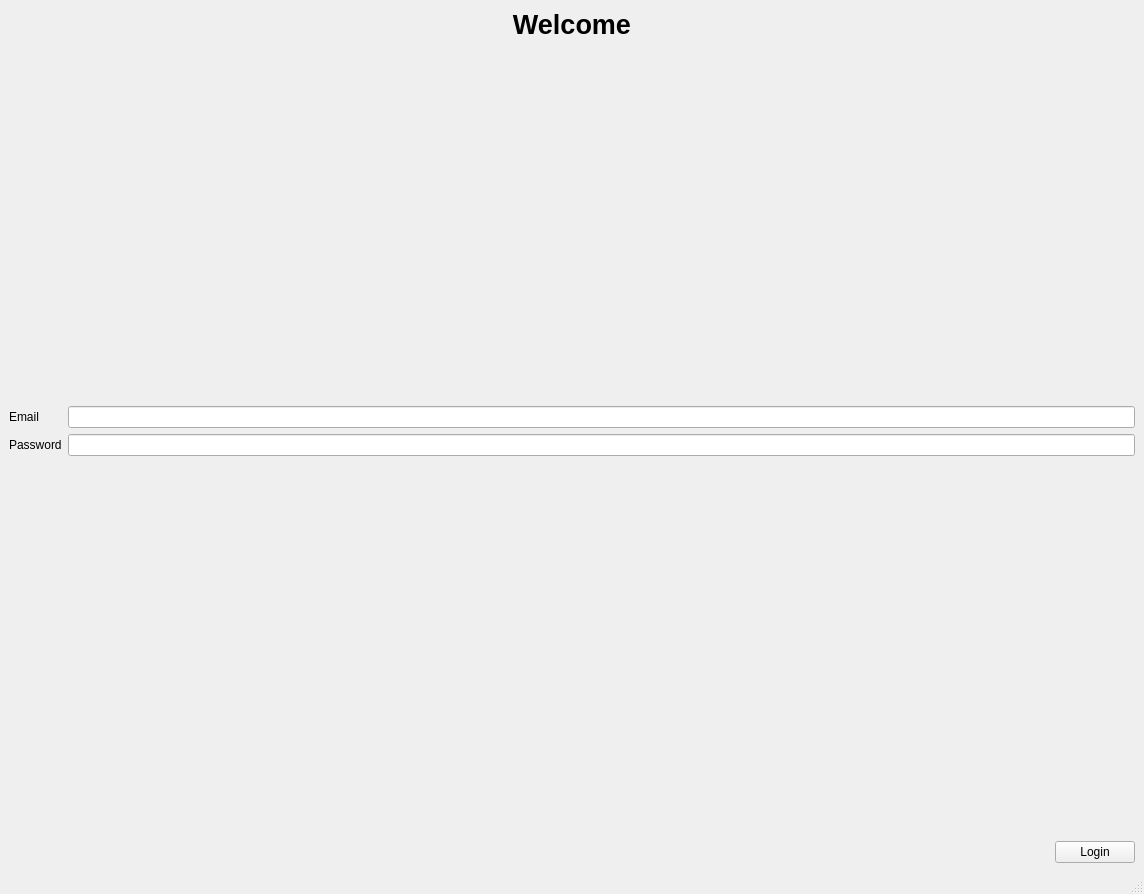
This is ui/mainwindow.ui in ahmedivy/hr-ms as Qt 5 draws it before an edit. The edited form follows.
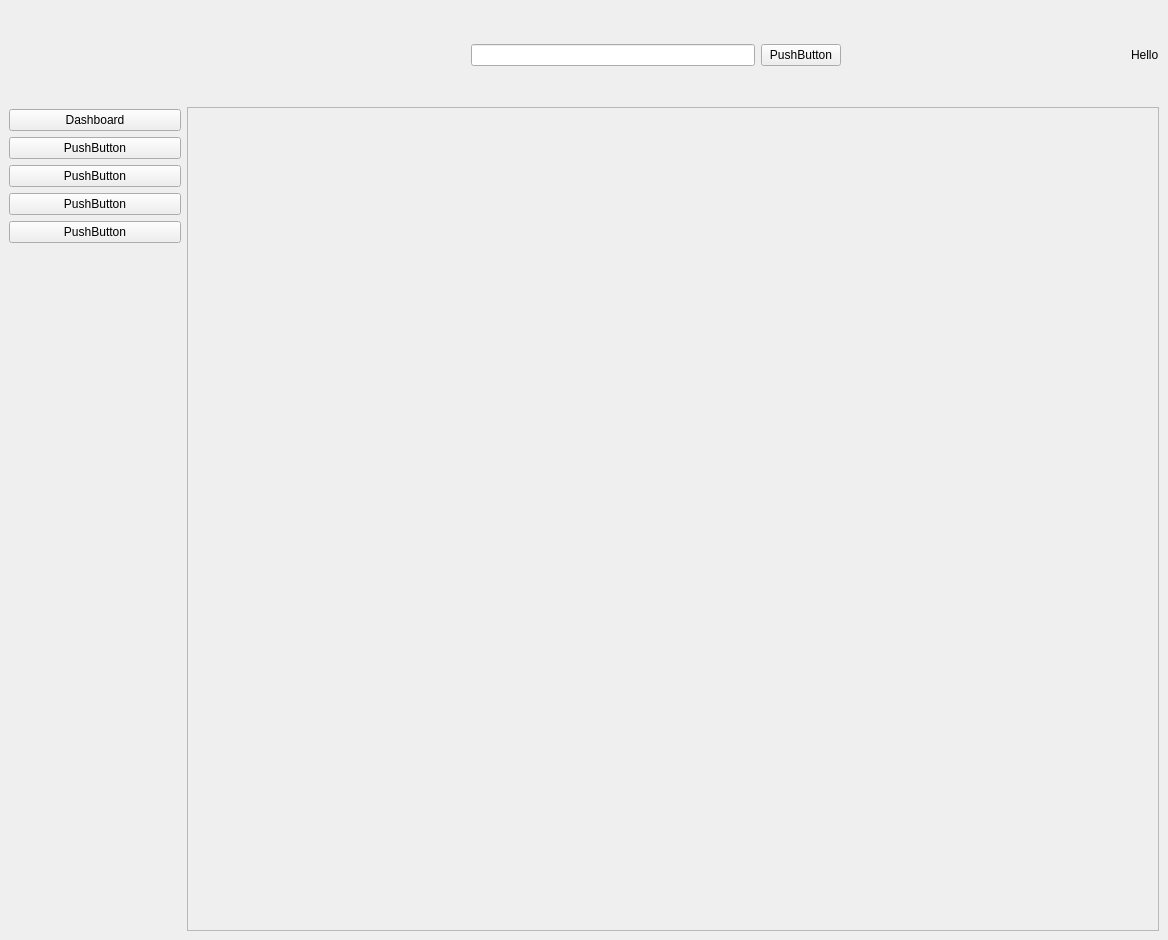
This is the edited form.

```diff
--- a/ui/mainwindow.ui
+++ b/ui/mainwindow.ui
@@ -6,8 +6,8 @@
    <rect>
     <x>0</x>
     <y>0</y>
-    <width>1144</width>
-    <height>894</height>
+    <width>1168</width>
+    <height>940</height>
    </rect>
   </property>
   <property name="windowTitle">
@@ -16,23 +16,50 @@
   <widget class="QWidget" name="centralwidget">
    <layout class="QHBoxLayout" name="horizontalLayout_2">
     <item>
-     <layout class="QVBoxLayout" name="verticalLayout">
+     <layout class="QHBoxLayout" name="mainLayout" stretch="15,85">
+      <item>
+       <layout class="QVBoxLayout" name="menuLayout">
+        <property name="spacing">
+         <number>6</number>
+        </property>
       <property name="sizeConstraint">
-       <enum>QLayout::SetDefaultConstraint</enum>
-      </property>
+         <enum>QLayout::SetMaximumSize</enum>
+        </property>
+        <property name="topMargin">
+         <number>100</number>
+        </property>
       <item>
-       <widget class="QLabel" name="label">
-        <property name="font">
-         <font>
-          <pointsize>20</pointsize>
-          <bold>true</bold>
-         </font>
-        </property>
+         <widget class="QPushButton" name="pushButton">
+          <property name="text">
+           <string>Dashboard</string>
+          </property>
+         </widget>
+        </item>
+        <item>
+         <widget class="QPushButton" name="pushButton_2">
         <property name="text">
-         <string>Welcome</string>
-        </property>
-        <property name="alignment">
-         <set>Qt::AlignCenter</set>
+           <string>PushButton</string>
+          </property>
+         </widget>
+        </item>
+        <item>
+         <widget class="QPushButton" name="pushButton_5">
+          <property name="text">
+           <string>PushButton</string>
+          </property>
+         </widget>
+        </item>
+        <item>
+         <widget class="QPushButton" name="pushButton_4">
+          <property name="text">
+           <string>PushButton</string>
+          </property>
+         </widget>
+        </item>
+        <item>
+         <widget class="QPushButton" name="pushButton_3">
+          <property name="text">
+           <string>PushButton</string>
         </property>
        </widget>
       </item>
@@ -49,52 +76,35 @@
         </property>
        </spacer>
       </item>
-      <item>
-       <layout class="QFormLayout" name="formLayout">
-        <item row="0" column="0">
-         <widget class="QLabel" name="emailLabel">
-          <property name="text">
-           <string>Email</string>
-          </property>
-         </widget>
-        </item>
-        <item row="0" column="1">
-         <widget class="QLineEdit" name="emailLineEdit"/>
-        </item>
-        <item row="1" column="0">
-         <widget class="QLabel" name="passwordLabel">
-          <property name="text">
-           <string>Password</string>
-          </property>
-         </widget>
-        </item>
-        <item row="1" column="1">
-         <widget class="QLineEdit" name="passwordLineEdit"/>
-        </item>
-        <item row="2" column="1">
-         <widget class="QLabel" name="validationLabel">
-          <property name="text">
-           <string/>
-          </property>
-         </widget>
-        </item>
        </layout>
       </item>
       <item>
-       <spacer name="verticalSpacer_2">
+       <layout class="QVBoxLayout" name="bodyLayout" stretch="10,90">
+        <item>
+         <layout class="QHBoxLayout" name="titlebarLayout">
+          <item>
+           <spacer name="horizontalSpacer_2">
         <property name="orientation">
-         <enum>Qt::Vertical</enum>
+             <enum>Qt::Horizontal</enum>
         </property>
         <property name="sizeHint" stdset="0">
          <size>
-          <width>20</width>
-          <height>40</height>
+              <width>40</width>
+              <height>20</height>
          </size>
         </property>
        </spacer>
       </item>
       <item>
-       <layout class="QHBoxLayout" name="horizontalLayout">
+           <widget class="QLineEdit" name="lineEdit"/>
+          </item>
+          <item>
+           <widget class="QPushButton" name="pushButton_6">
+            <property name="text">
+             <string>PushButton</string>
+            </property>
+           </widget>
+          </item>
         <item>
          <spacer name="horizontalSpacer">
           <property name="orientation">
@@ -109,19 +119,38 @@
          </spacer>
         </item>
         <item>
-         <widget class="QPushButton" name="loginButton">
+           <widget class="QLabel" name="label">
           <property name="text">
-           <string>Login</string>
+             <string>Hello</string>
           </property>
          </widget>
         </item>
        </layout>
       </item>
-     </layout>
-    </item>
-   </layout>
+        <item>
+         <widget class="QFrame" name="frame">
+          <property name="frameShape">
+           <enum>QFrame::StyledPanel</enum>
+          </property>
+          <property name="frameShadow">
+           <enum>QFrame::Raised</enum>
+          </property>
+          <layout class="QHBoxLayout" name="horizontalLayout">
+           <item>
+            <widget class="QStackedWidget" name="stackedWidget">
+             <widget class="QWidget" name="page"/>
+             <widget class="QWidget" name="page_2"/>
+            </widget>
+           </item>
+          </layout>
+         </widget>
+        </item>
+       </layout>
+      </item>
+     </layout>
+    </item>
+   </layout>
   </widget>
-  <widget class="QStatusBar" name="statusbar"/>
  </widget>
  <resources/>
  <connections/>
```
Lines whose indentation alone changed are shown as unchanged.
